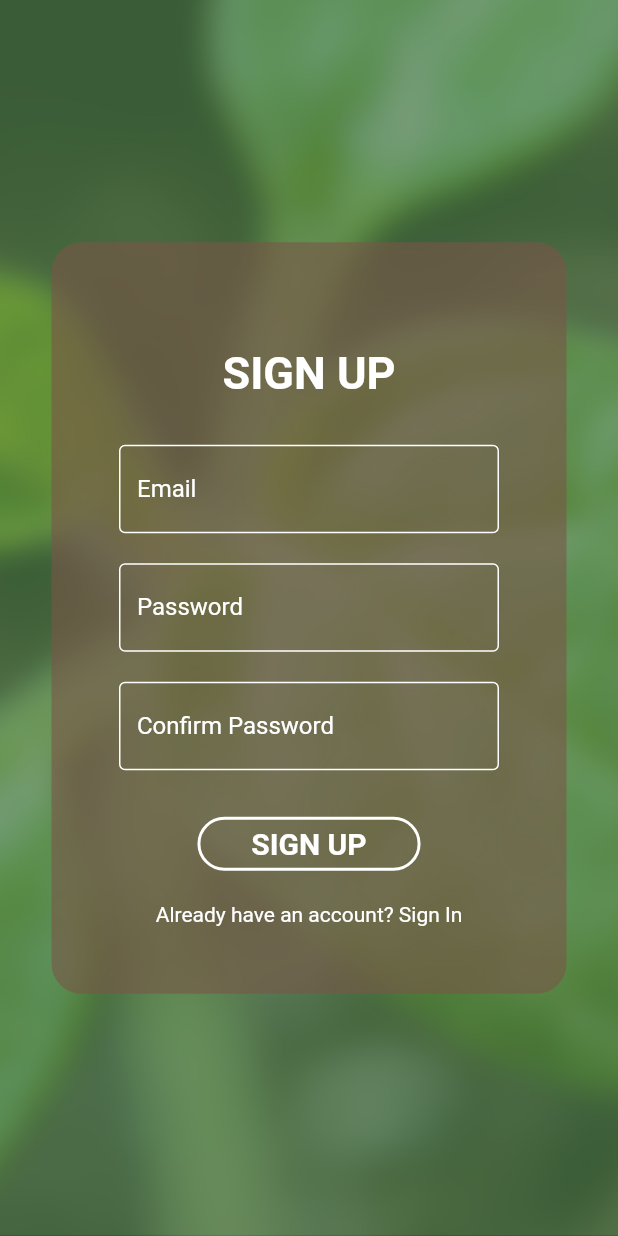
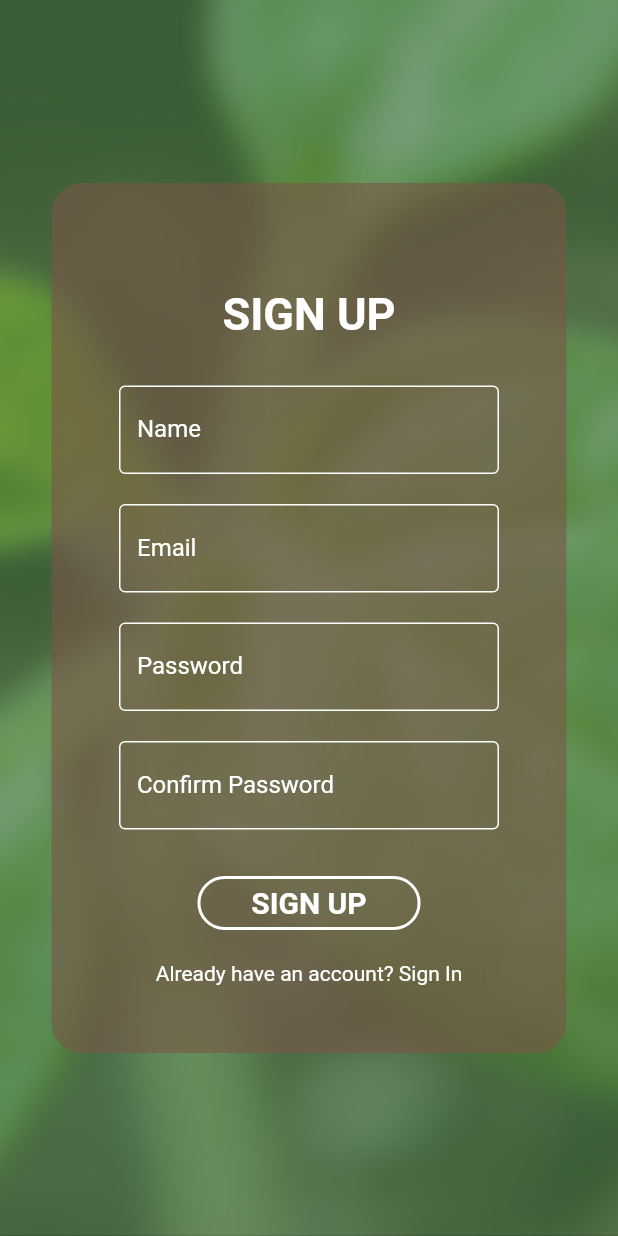
Before and after one commit to jonsonkurt/SNAP, a Flutter app: the SignUpPage screen opened directly, on a phone screen of 412 x 824 dp. Run offline on Flutter 3.47's test engine with Material 2 defaults, Android fonts, the phone set to English and light mode, and no system bars; our stand-ins replace animated_bottom_navigation_bar.

Commit message:
Added name on sign up

```diff
--- a/lib/view/signup_page.dart
+++ b/lib/view/signup_page.dart
@@ -42,6 +42,20 @@ class SignUpPage extends StatelessWidget {
                     ),
                   ),
                   const SizedBox(height: 30),
+                  TextFormField(
+                    style: const TextStyle(color: Colors.white),
+                    decoration: const InputDecoration(
+                      enabledBorder: OutlineInputBorder(
+                        borderSide: BorderSide(color: Colors.white),
+                      ),
+                      border: OutlineInputBorder(),
+                      hintText: 'Enter your name',
+                      labelText: 'Name',
+                      labelStyle: TextStyle(color: Colors.white),
+                      hintStyle: TextStyle(color: Colors.green),
+                    ),
+                  ),
+                  const SizedBox(height: 20),
                   TextFormField(
                     style: const TextStyle(color: Colors.white),
                     decoration: const InputDecoration(
```
